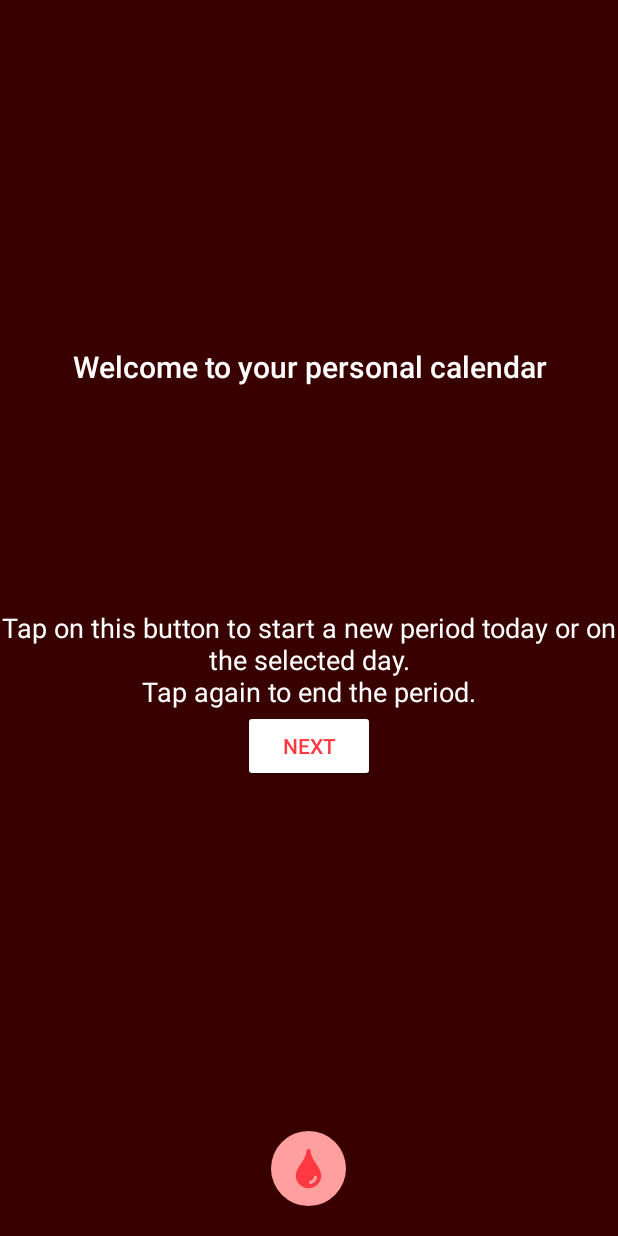
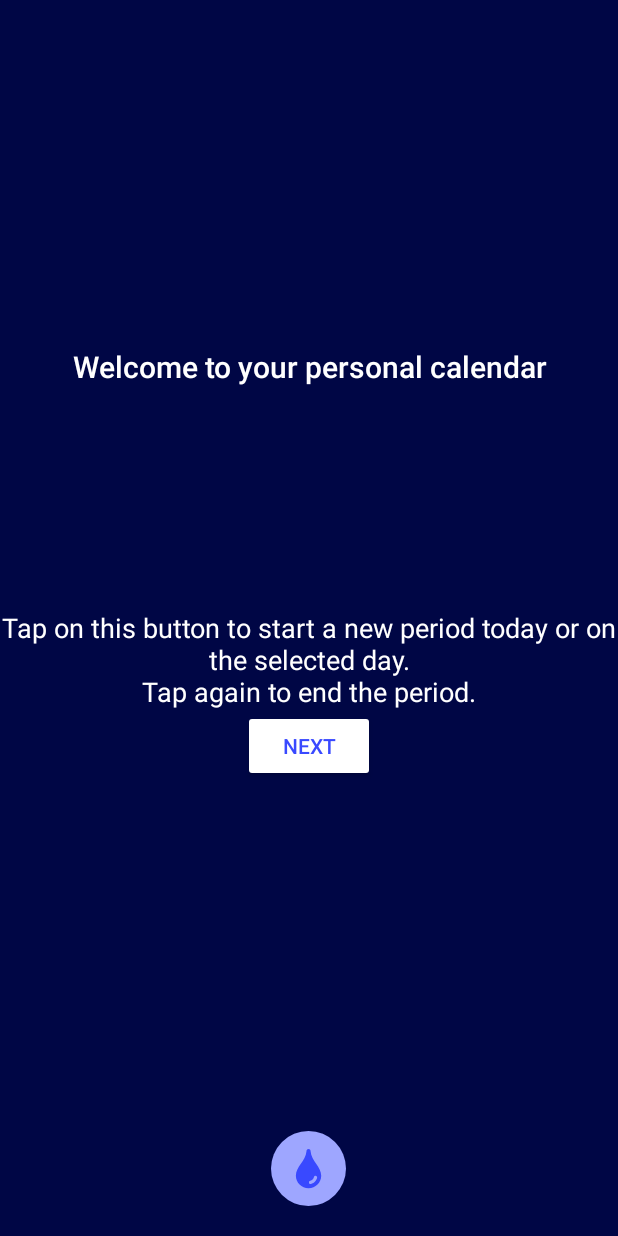
Before and after one commit to AgneseBussone/LadyCal, an Android app: the screen it shows after launch (TutorialActivity), on a phone screen of 412 x 824 dp. Run offline under Robolectric (Android 15) with nearby library versions, the phone set to English and light mode, and no system bars.

Commit message:
blue theme

```diff
--- a/app/src/main/res/values/colors.xml
+++ b/app/src/main/res/values/colors.xml
@@ -1,10 +1,10 @@
 <?xml version="1.0" encoding="utf-8"?>
 <resources>
-    <color name="colorPrimary">#ff3941</color>
-    <color name="colorPrimaryDark">#460001</color>
-    <color name="colorAccent">#ff9f9f</color>
+    <color name="colorPrimary">#3949ff</color>
+    <color name="colorPrimaryDark">#000645</color>
+    <color name="colorAccent">#9ea6ff</color>
     <color name="transparent">#00000000</color>
     <color name="white">#ffffff</color>
-    <color name="colorPrimaryDarkDim">#d3460001</color>
+    <color name="colorPrimaryDarkDim">#000645</color>
 
 </resources>
--- a/extendedCalendarView/src/main/res/color/accent.xml
+++ b/extendedCalendarView/src/main/res/color/accent.xml
@@ -1,4 +1,4 @@
 <?xml version="1.0" encoding="utf-8"?>
 <selector xmlns:android="http://schemas.android.com/apk/res/android">
-    <item android:color="#FFFF9F9F"/>
+    <item android:color="#9ea6ff"/>
 </selector>
--- a/extendedCalendarView/src/main/res/color/primary.xml
+++ b/extendedCalendarView/src/main/res/color/primary.xml
@@ -1,4 +1,4 @@
 <?xml version="1.0" encoding="utf-8"?>
 <selector xmlns:android="http://schemas.android.com/apk/res/android">
-    <item android:color="#ff3941"/>
+    <item android:color="#3949ff"/>
 </selector>
--- a/extendedCalendarView/src/main/res/color/primary_dark.xml
+++ b/extendedCalendarView/src/main/res/color/primary_dark.xml
@@ -1,4 +1,4 @@
 <?xml version="1.0" encoding="utf-8"?>
 <selector xmlns:android="http://schemas.android.com/apk/res/android">
-    <item android:color="#460001"/>
+    <item android:color="#000645"/>
 </selector>
```
